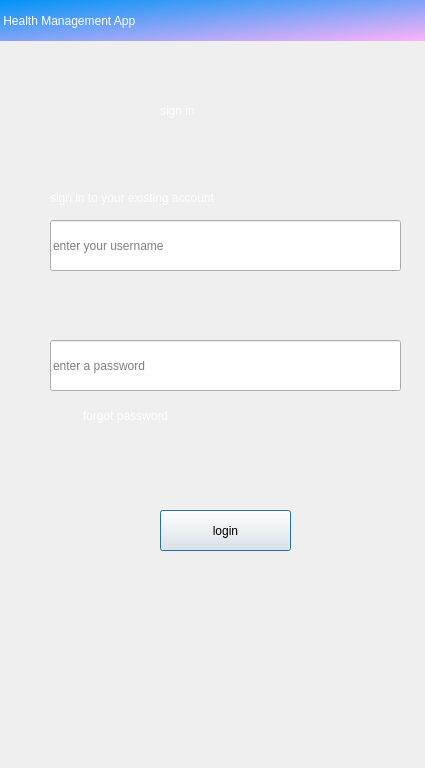
This is signin.ui in sasank-paria/python_mini_proj as Qt 5 draws it before an edit. The edited form follows.
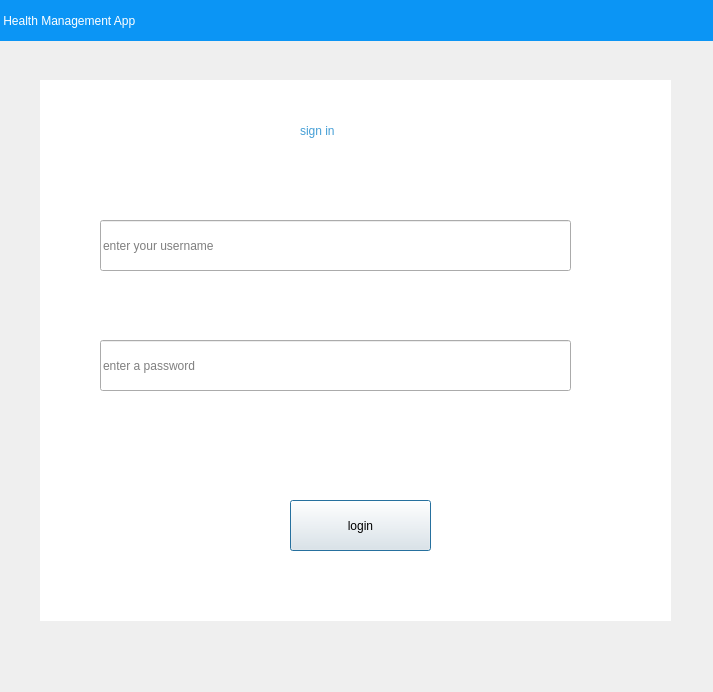
This is the edited form.

```diff
--- a/signin.ui
+++ b/signin.ui
@@ -6,8 +6,8 @@
    <rect>
     <x>0</x>
     <y>0</y>
-    <width>425</width>
-    <height>768</height>
+    <width>713</width>
+    <height>692</height>
    </rect>
   </property>
   <property name="windowTitle">
@@ -35,9 +35,9 @@
    <widget class="QLineEdit" name="lineEdit">
     <property name="geometry">
      <rect>
-      <x>60</x>
+      <x>110</x>
       <y>220</y>
-      <width>351</width>
+      <width>471</width>
       <height>51</height>
      </rect>
     </property>
@@ -51,9 +51,9 @@
    <widget class="QLineEdit" name="lineEdit_2">
     <property name="geometry">
      <rect>
-      <x>60</x>
+      <x>110</x>
       <y>340</y>
-      <width>351</width>
+      <width>471</width>
       <height>51</height>
      </rect>
     </property>
@@ -67,8 +67,8 @@
    <widget class="QLabel" name="label_2">
     <property name="geometry">
      <rect>
-      <x>170</x>
-      <y>90</y>
+      <x>310</x>
+      <y>110</y>
       <width>111</width>
       <height>41</height>
      </rect>
@@ -76,7 +76,7 @@
     <property name="styleSheet">
      <string notr="true">font: 75 17pt &quot;MS Sans Serif&quot;;
 font: 75 22pt &quot;MS Sans Serif&quot;;
-color:rgb(255, 255, 255)</string>
+color: rgb(70, 159, 214);</string>
     </property>
     <property name="text">
      <string>sign in</string>
@@ -102,10 +102,10 @@
    <widget class="QPushButton" name="pushButton">
     <property name="geometry">
      <rect>
-      <x>170</x>
-      <y>510</y>
-      <width>131</width>
-      <height>41</height>
+      <x>300</x>
+      <y>500</y>
+      <width>141</width>
+      <height>51</height>
      </rect>
     </property>
     <property name="styleSheet">
@@ -150,12 +150,12 @@
      <rect>
       <x>10</x>
       <y>0</y>
-      <width>431</width>
+      <width>731</width>
       <height>41</height>
      </rect>
     </property>
     <property name="styleSheet">
-     <string notr="true">background-color: qlineargradient(spread:pad, x1:0, y1:0, x2:1, y2:1, stop:0 rgba(0, 148, 245, 255), stop:1 rgba(255, 179, 249, 255));
+     <string notr="true">background-color: rgb(11, 149, 245);
 
 font: 17pt &quot;MS Sans Serif&quot;;
 
@@ -165,6 +165,30 @@
      <string> Health Management App</string>
     </property>
    </widget>
+   <widget class="QLabel" name="label_4">
+    <property name="geometry">
+     <rect>
+      <x>50</x>
+      <y>80</y>
+      <width>631</width>
+      <height>541</height>
+     </rect>
+    </property>
+    <property name="styleSheet">
+     <string notr="true">background-color: rgb(255, 255, 255);</string>
+    </property>
+    <property name="text">
+     <string/>
+    </property>
+   </widget>
+   <zorder>label_4</zorder>
+   <zorder>lineEdit</zorder>
+   <zorder>lineEdit_2</zorder>
+   <zorder>label_2</zorder>
+   <zorder>label_3</zorder>
+   <zorder>pushButton</zorder>
+   <zorder>pushButton_2</zorder>
+   <zorder>label</zorder>
   </widget>
  </widget>
  <resources/>
```
